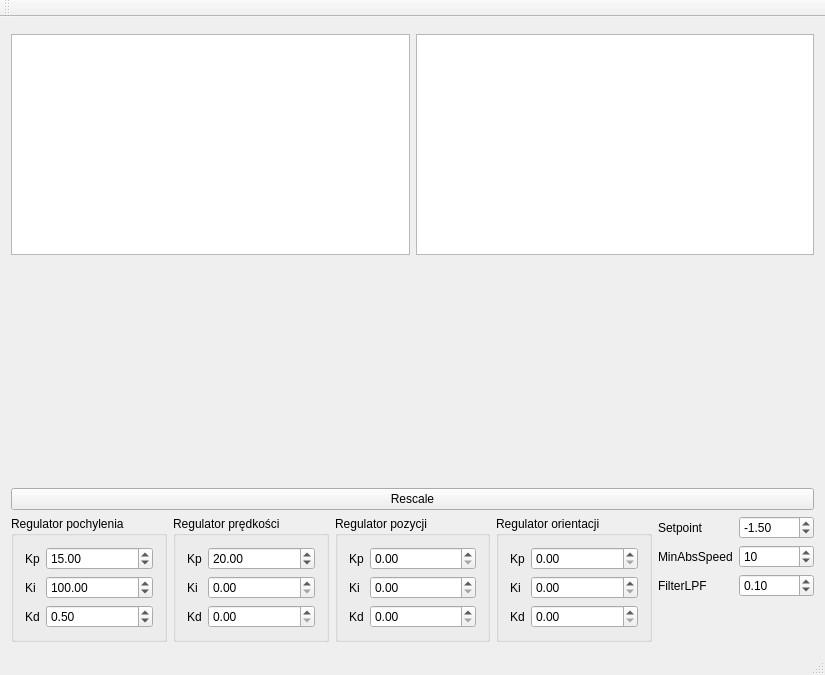
Neuro111/balansBotGUI, file mainwindow.ui: the form before one commit.
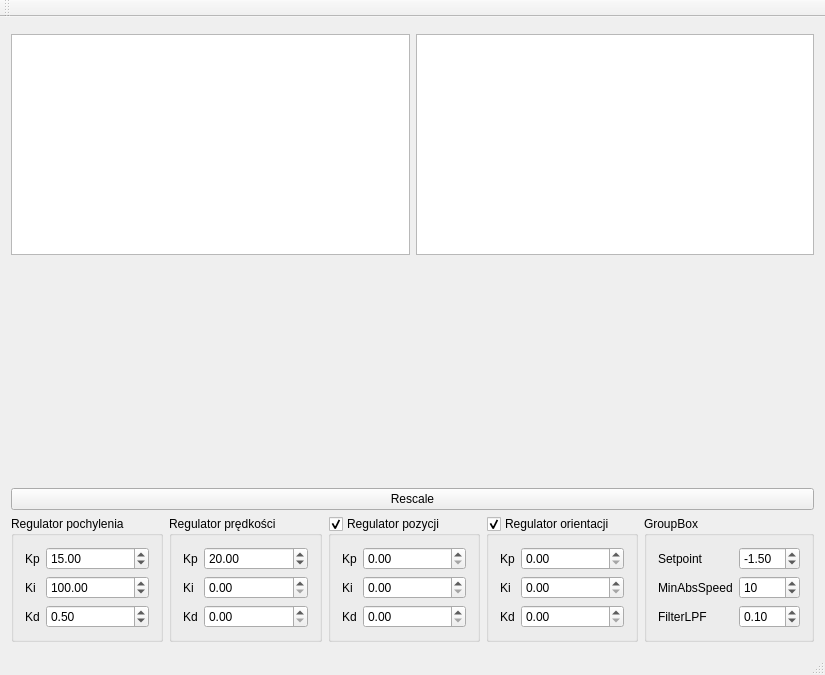
The form after the commit. Custom widgets are drawn as their Qt base class.

Commit message: ukryte niepotrzebne okno

Patch:
```diff
--- a/mainwindow.ui
+++ b/mainwindow.ui
@@ -72,6 +72,9 @@
         <property name="title">
          <string>Regulator pochylenia</string>
         </property>
+        <property name="checkable">
+         <bool>false</bool>
+        </property>
         <layout class="QFormLayout" name="formLayout_5">
          <item row="1" column="0">
           <widget class="QLabel" name="label">
@@ -184,6 +187,9 @@
         <property name="title">
          <string>Regulator pozycji</string>
         </property>
+        <property name="checkable">
+         <bool>true</bool>
+        </property>
         <layout class="QFormLayout" name="formLayout_3">
          <item row="1" column="0">
           <widget class="QLabel" name="label_10">
@@ -227,6 +233,9 @@
         <property name="title">
          <string>Regulator orientacji</string>
         </property>
+        <property name="checkable">
+         <bool>true</bool>
+        </property>
         <layout class="QFormLayout" name="formLayout_6">
          <item row="0" column="1">
           <widget class="QDoubleSpinBox" name="doubleSpinBox_2"/>
@@ -262,6 +271,15 @@
        </widget>
       </item>
       <item>
+       <widget class="QGroupBox" name="groupBox_3">
+        <property name="enabled">
+         <bool>true</bool>
+        </property>
+        <property name="title">
+         <string>GroupBox</string>
+        </property>
+        <layout class="QHBoxLayout" name="horizontalLayout_3">
+         <item>
        <layout class="QFormLayout" name="formLayout_2">
         <item row="0" column="0">
          <widget class="QLabel" name="label_4">
@@ -321,6 +339,11 @@
          </widget>
         </item>
        </layout>
+         </item>
+        </layout>
+        <zorder>formLayoutWidget</zorder>
+        <zorder>formLayoutWidget</zorder>
+       </widget>
       </item>
      </layout>
     </item>
```
Lines whose indentation alone changed are shown as unchanged. The commit also changes 1 other file.
